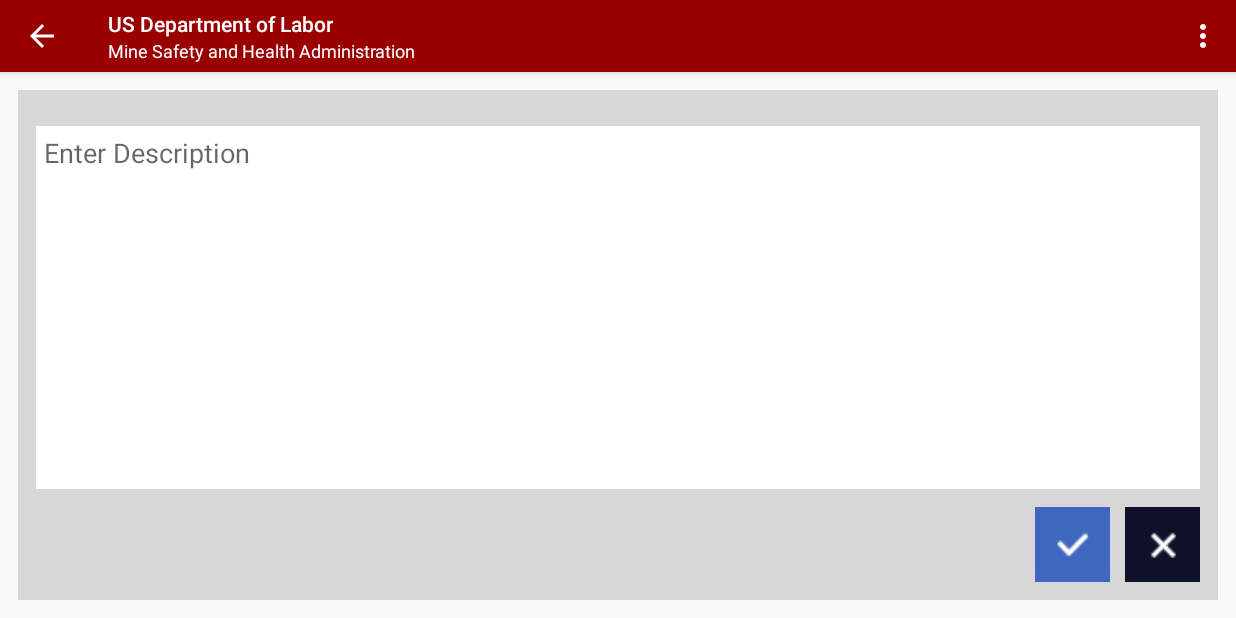
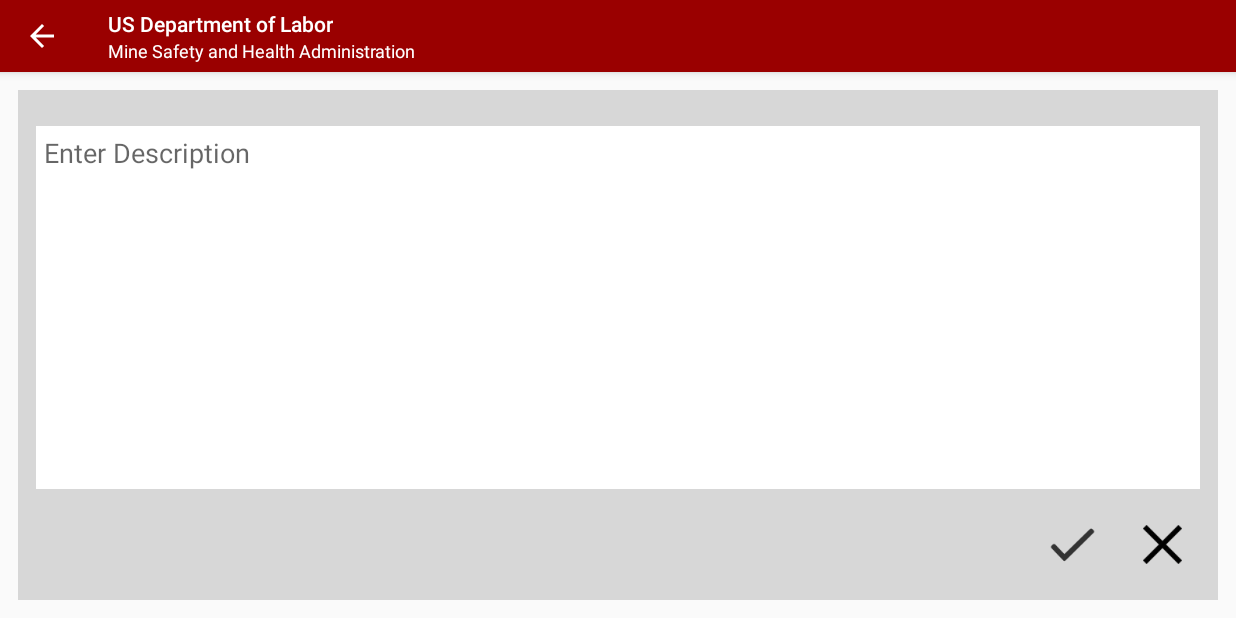
Before and after one commit to MacKakade/MineSafetyDemo, an Android app: the InspectionOptionsActivity screen opened directly, with no data from a screen before it, after a tap on "Take Notes", on a phone screen of 824 x 412 dp (held sideways). Run offline under Robolectric (Android 15) with nearby library versions, the light colour scheme and no system bars; 1 statement that could not run was skipped; 3 other taps on this screen came first.

Commit message:
Switch error removed

```diff
--- a/app/build.gradle
+++ b/app/build.gradle
@@ -33,5 +33,6 @@ dependencies {
     compile 'com.android.support:recyclerview-v7:21.0.3'
     compile 'com.google.android.gms:play-services:6.5.87'
     compile 'com.android.support:support-v4:21.0.3'
+    compile 'org.jraf:android-switch-backport:1.4.0'
     compile 'com.splunk.mint:mint:4.0.8'
 }
--- a/app/src/main/java/com/dmi/minesafety/demo/CapturePhotoActivity.java
+++ b/app/src/main/java/com/dmi/minesafety/demo/CapturePhotoActivity.java
@@ -34,7 +34,7 @@ public class CapturePhotoActivity extends ActionBarActivity {
         ImageView photo = (ImageView) findViewById(R.id.imv_camera_capture);
         String[] mLocationsTitles = getResources().getStringArray(R.array.spinner_data);
         Spinner mLocationSpinner = (Spinner) findViewById(R.id.spinner_location);
-        mLocationSpinner.setAdapter(new ArrayAdapter<>(this,
+        mLocationSpinner.setAdapter(new ArrayAdapter<String>(this,
                 R.layout.layout_spinner_item_drawer_black, mLocationsTitles));
 
         try {
--- a/app/src/main/java/com/dmi/minesafety/demo/InspectionOptionsActivity.java
+++ b/app/src/main/java/com/dmi/minesafety/demo/InspectionOptionsActivity.java
@@ -1,4 +1,6 @@
 package com.dmi.minesafety.demo;
+
+import com.dmi.minesafety.demo.dummy.DummyContent;
 
 import android.app.AlertDialog;
 import android.content.ContentValues;
@@ -13,6 +15,7 @@ import android.view.MenuItem;
 import android.view.View;
 import android.widget.Button;
 import android.widget.RelativeLayout;
+import android.widget.TextView;
 import android.widget.Toast;
 
 import java.util.Date;
@@ -32,11 +35,31 @@ public class InspectionOptionsActivity extends ActionBarActivity {
 
     public static final int REQUEST_VIDEO_CAPTURE = 2;
 
+    private TextView mMineTitle;
+
+    private TextView mOrgTitle;
+
+    private int index = 38;
 
     @Override
     protected void onCreate(Bundle savedInstanceState) {
         super.onCreate(savedInstanceState);
         setContentView(R.layout.activity_inspection_options);
+
+
+        index = getIntent().getExtras().getInt("mine_info");
+
+        mMineTitle = (TextView) findViewById(
+                R.id.title_mine);
+
+        mOrgTitle = (TextView) findViewById(
+                R.id.title_org);
+
+        DummyContent.Mine mine = DummyContent.MINES.get(index);
+        mMineTitle.setText(mine.name);
+        mOrgTitle.setText(
+                mine.operatorName + ", " + mine.city + ", " + mine.state + ", ID:"
+                        + mine.id);
 
 //        Button b = (Button) findViewById(R.id.btn_record_location);
 //        b.setOnClickListener(new View.OnClickListener() {
--- a/app/src/main/java/com/dmi/minesafety/demo/MakeNoteActivity.java
+++ b/app/src/main/java/com/dmi/minesafety/demo/MakeNoteActivity.java
@@ -1,11 +1,13 @@
 package com.dmi.minesafety.demo;
 
+import android.media.Image;
 import android.os.Bundle;
 import android.support.v7.app.ActionBarActivity;
 import android.view.Menu;
 import android.view.MenuItem;
 import android.view.View;
 import android.widget.Button;
+import android.widget.ImageView;
 import android.widget.Toast;
 
 
@@ -16,8 +18,8 @@ public class MakeNoteActivity extends ActionBarActivity {
         super.onCreate(savedInstanceState);
         setContentView(R.layout.activity_make_note);
         getSupportActionBar().setDisplayHomeAsUpEnabled(true);
-        Button btnSave = (Button) findViewById(R.id.btn_save);
-        Button btnCancel = (Button) findViewById(R.id.btn_cancel);
+        ImageView btnSave = (ImageView) findViewById(R.id.btn_save);
+        ImageView btnCancel = (ImageView) findViewById(R.id.btn_cancel);
 
         btnSave.setOnClickListener(new View.OnClickListener() {
             @Override
@@ -49,10 +51,10 @@ public class MakeNoteActivity extends ActionBarActivity {
         // Handle action bar item clicks here. The action bar will
         // automatically handle clicks on the Home/Up button, so long
         // as you specify a parent activity in AndroidManifest.xml.
-        int id = item.getItemId();
-        if (id == R.id.action_settings) {
-            return true;
-        }
+//        int id = item.getItemId();
+//        if (id == R.id.action_settings) {
+//            return true;
+//        }
         return super.onOptionsItemSelected(item);
     }
 }
--- a/app/src/main/java/com/dmi/minesafety/demo/SplashScreenActivity.java
+++ b/app/src/main/java/com/dmi/minesafety/demo/SplashScreenActivity.java
@@ -106,7 +106,7 @@ public class SplashScreenActivity extends ActionBarActivity {
         String[] mineState = getResources().getStringArray(R.array.mine_state);
 
         for (int i = 0; i < mineID.length; i++) {
-            DummyContent.addMine(new DummyContent.Mine(mineID[i], mineName[i],
+            DummyContent.addMine(new DummyContent.Mine(i,mineID[i], mineName[i],
                     mineOperator[i], mineCity[i], mineState[i], mLatArray[i],
                     mLngArray[i]));
         }
--- /dev/null
+++ b/app/src/main/res/drawable/bg_blackish_button_selector.xml
@@ -0,0 +1,6 @@
+<?xml version="1.0" encoding="utf-8"?>
+<selector xmlns:android="http://schemas.android.com/apk/res/android">
+
+    <item android:drawable="@android:color/darker_gray" android:state_pressed="true"/>
+    <item android:drawable="@color/artifacts_button_black"/>
+</selector>
--- a/app/src/main/res/layout/activity_make_note.xml
+++ b/app/src/main/res/layout/activity_make_note.xml
@@ -27,24 +27,26 @@
             android:hint="@string/text_hint_capture_note"
             android:padding="5dp" />
 
-        <Button
+        <ImageView
             android:id="@+id/btn_cancel"
+            android:background="?selectableItemBackground"
             android:layout_width="50dp"
             android:layout_height="50dp"
             android:layout_alignParentBottom="true"
             android:layout_alignRight="@+id/edt_note"
             android:layout_marginTop="12dp"
-            android:background="@drawable/icon_button_cancel" />
+            android:src="@drawable/ic_cancel" />
 
-        <Button
+        <ImageView
             android:id="@+id/btn_save"
             android:layout_width="50dp"
             android:layout_height="50dp"
             android:layout_below="@+id/edt_note"
+            android:background="?selectableItemBackground"
             android:layout_marginRight="10dp"
             android:layout_marginTop="12dp"
             android:layout_toLeftOf="@+id/btn_cancel"
-            android:background="@drawable/icon_button_save" />
+            android:src="@drawable/ic_save" />
     </RelativeLayout>
 
 </RelativeLayout>
--- a/app/src/main/res/layout/fragment_document_detail.xml
+++ b/app/src/main/res/layout/fragment_document_detail.xml
@@ -89,13 +89,14 @@
                 android:layout_height="wrap_content"
                 android:paddingBottom="16dp"
                 android:paddingTop="16dp"
+                android:textColor="@android:color/black"
                 android:text="@string/text_dummy_citation"
                 android:textSize="18sp"/>
 
         <RelativeLayout
                 android:layout_width="wrap_content"
                 android:layout_height="wrap_content"
-                android:layout_marginTop="40dp">
+                android:layout_marginTop="20dp">
 
             <TextView
                     android:id="@+id/txv_label_artifacts"
@@ -121,6 +122,7 @@
                     android:layout_height="1dp"
                     android:layout_below="@+id/txv_label_artifacts"
                     android:layout_marginTop="4dp"
+                    android:layout_marginBottom="16dp"
                     android:background="@color/inspection_button_blue"/>
 
             <TextView
--- a/app/src/main/res/layout/layout_spinner_item_docs_grey.xml
+++ b/app/src/main/res/layout/layout_spinner_item_docs_grey.xml
@@ -3,8 +3,7 @@
     android:layout_width="match_parent"
     android:layout_height="?attr/listPreferredItemHeightLarge"
     android:textSize="20sp"
-    android:textAppearance="?attr/textAppearanceListItem"
     android:gravity="center_vertical"
     android:textColor="#FFFFFF"
     android:background="@color/material_blue_grey_800"
-    android:padding="2dp" />
+    android:padding="6dp" />
--- a/app/src/main/res/menu/make_note.xml
+++ b/app/src/main/res/menu/make_note.xml
@@ -2,8 +2,8 @@
     xmlns:tools="http://schemas.android.com/tools"
     xmlns:app="http://schemas.android.com/apk/res-auto"
     tools:context="com.dmi.minesafety.demo.MakeNoteActivity" >
-    <item android:id="@+id/action_settings"
-        android:title="@string/action_settings"
-        android:orderInCategory="100"
-        app:showAsAction="never" />
+    <!--<item android:id="@+id/action_settings"-->
+        <!--android:title="@string/action_settings"-->
+        <!--android:orderInCategory="100"-->
+        <!--app:showAsAction="never" />-->
 </menu>
--- a/app/src/main/res/values/colors.xml
+++ b/app/src/main/res/values/colors.xml
@@ -11,4 +11,6 @@
     <color name="button_record_location">#3F67BF</color>
     <color name="container_capture_photo_bg">#D7D7D7</color>
     <color name="inspection_button_blue">#2f517d</color>
+
+    <color name="artifacts_button_black">#0d112a</color>
 </resources>
--- a/app/src/main/res/values/dimens.xml
+++ b/app/src/main/res/values/dimens.xml
@@ -11,4 +11,6 @@
     <!-- ActionBar color strip -->
     <dimen name="colorstrip">5dp</dimen>
 
+    <dimen name="switch_thumb_min_width">30dp</dimen>
+
 </resources>
--- a/app/src/main/res/values/styles.xml
+++ b/app/src/main/res/values/styles.xml
@@ -3,7 +3,6 @@
     <style name="AppThemeBar"
            parent="@style/Theme.AppCompat.Light.DarkActionBar">
         <item name="android:spinnerItemStyle">@style/SpinnerItem</item>
-        <item name="android:button">@style/MyActionButtonStyle</item>
         <item name="android:actionBarStyle">@style/MyActionBarStyle</item>
         <item name="android:actionMenuTextAppearance">@style/MenuItemText</item>
         <item name="android:actionMenuTextColor">@color/white</item>
@@ -15,11 +14,19 @@
         <!-- Set AppCompat’s color theming attrs -->
         <item name="colorPrimary">@color/action_bar_bg</item>
         <item name="colorPrimaryDark">@color/action_bar_bg</item>
+
+        <item name="switchStyle">@style/Switch</item>
+
     </style>
 
-    <style name="MyActionButtonStyle"
-           parent="@style/Widget.AppCompat.Light.ActionButton">
-        <item name="android:minWidth">28dp</item>
+
+    <style name="Switch">
+        <item name="switchMinWidth">64dp</item>
+        <item name="android:thumb">@drawable/switch_thumb_selector</item>
+        <item name="track">@drawable/switch_track</item>
+        <item name="android:clickable">true</item>
+        <item name="android:textOff">""</item>
+        <item name="android:textOn">""</item>
     </style>
 
 
```
Also changed, not shown: app/src/main/java/com/dmi/minesafety/demo/MainActivity.java (+14 -7 lines), app/src/main/java/com/dmi/minesafety/demo/MineMapActivity.java (+36 -9 lines), app/src/main/java/com/dmi/minesafety/demo/dummy/DummyContent.java (+4 -5 lines), app/src/main/res/layout/activity_inspection_options.xml (+6 -6 lines), app/src/main/res/layout/activity_main.xml (+7 -5 lines), app/src/main/res/layout/top_panel.xml (+6 -8 lines), 2 other files.
